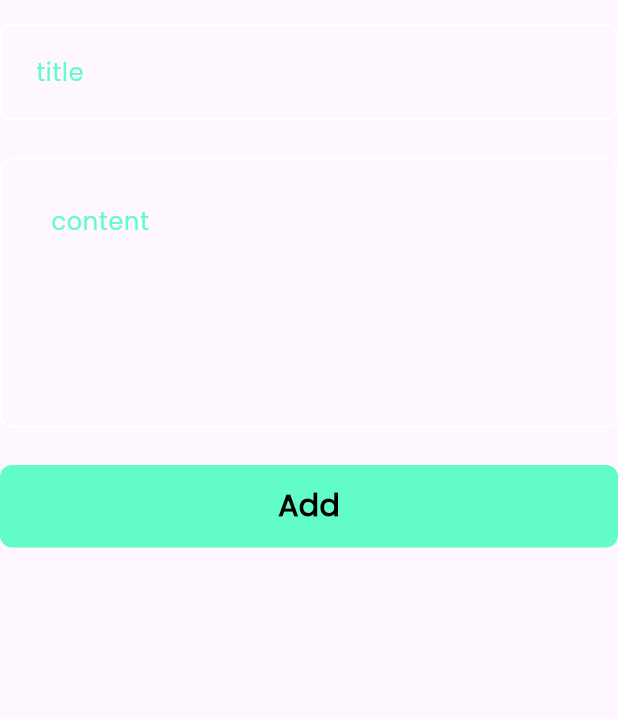
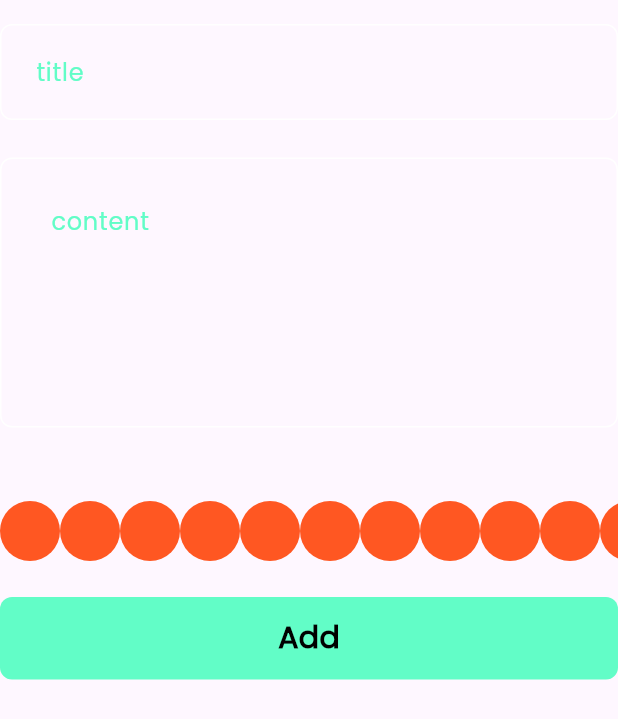
Before and after one commit to AAhmedTarekElshamy/notes_app, a Flutter app: the AddNoteForm widget shown alone on an empty page, opened directly, on a phone screen of 412 x 824 dp. Shown: the top 719 px of the screen. Run offline on Flutter 3.47's test engine with Material 3 defaults, Android fonts, the phone set to English and light mode, and no system bars; our stand-ins replace flutter_bloc, font_awesome_flutter, hive, hive_flutter, modal_progress_hud_nsn; accounts and stored records are empty; statements that could not run were skipped.

Commit message:
create color item & color item list view

```diff
--- a/lib/views/widgets/add_note_form.dart
+++ b/lib/views/widgets/add_note_form.dart
@@ -5,6 +5,8 @@ import 'package:notes_app/cubits/add_note_cubit/add_note_state.dart';
 import 'package:notes_app/models/note_model.dart';
 
 import '../../cubits/notes_cubit/notes_cubit.dart';
+import 'color-item.dart';
+import 'color_item_list_view.dart';
 import 'customButton.dart';
 import 'custom_text_field.dart';
 
@@ -51,8 +53,8 @@ class _AddNoteFormState extends State<AddNoteForm> {
           const   SizedBox(
             height: 25,
           ),
+          ColorItemListView(),
           BlocBuilder<AddNotesCubit,AddNoteStates>(
-
             builder: (BuildContext context, state) {
            return   CustomButton(
               text:'Add' ,
--- /dev/null
+++ b/lib/views/widgets/color-item.dart
@@ -0,0 +1,13 @@
+import 'package:flutter/material.dart';
+
+class ColorItem extends StatelessWidget {
+  const ColorItem({super.key});
+
+  @override
+  Widget build(BuildContext context) {
+    return CircleAvatar(
+      backgroundColor: Colors.deepOrange,
+      radius: 20,
+    );
+  }
+}
--- /dev/null
+++ b/lib/views/widgets/color_item_list_view.dart
@@ -0,0 +1,17 @@
+import 'package:flutter/material.dart';
+
+import 'color-item.dart';
+
+class ColorItemListView extends StatelessWidget {
+  const ColorItemListView({super.key});
+
+  @override
+  Widget build(BuildContext context) {
+    return SizedBox(
+      height: 88,
+      child: ListView.builder(
+        scrollDirection: Axis.horizontal,
+          itemCount: 15, itemBuilder: (context, index) => ColorItem()),
+    );
+  }
+}
```
